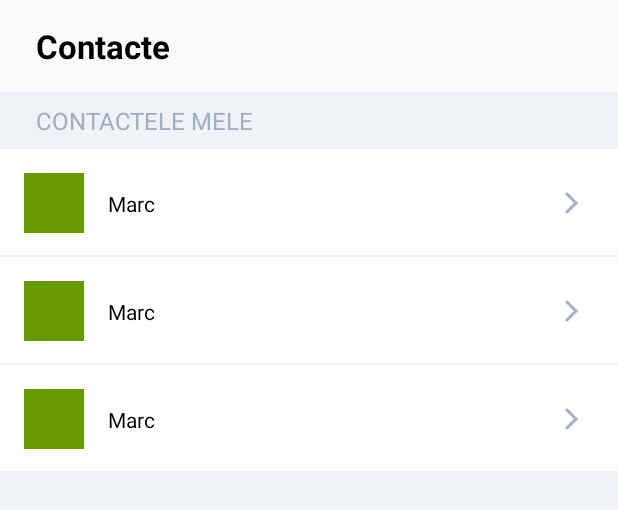
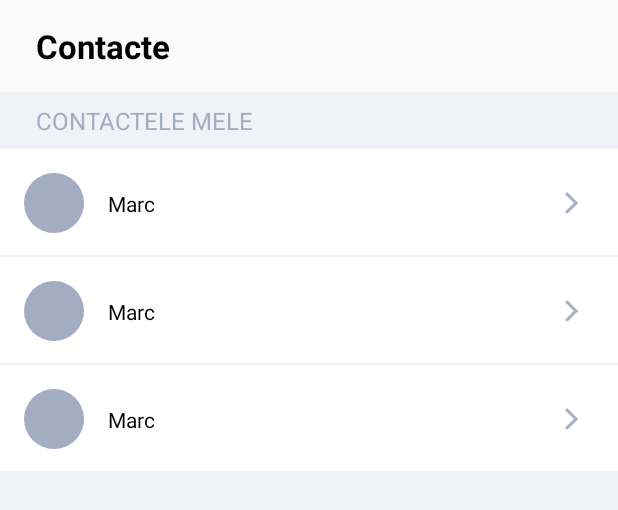
Before and after one commit to marcgr9/pago-assignment, an Android app: the layout frag_main_home.xml on its own in the app's theme, with its tools: preview values and no code run, on a phone screen of 412 x 824 dp. Shown: the top 510 px of the screen. Run offline under Robolectric (Android 15) with nearby library versions, the phone set to English and light mode, and no system bars; network calls fail.

Commit message:
FEATURE. Home page done

```diff
--- /dev/null
+++ b/app/src/main/res/drawable/frag_main_thumbnail_placeholder.xml
@@ -0,0 +1,8 @@
+<?xml version="1.0" encoding="utf-8"?>
+<shape
+    xmlns:android="http://schemas.android.com/apk/res/android"
+    android:shape="oval">
+
+    <solid android:color="@color/frag_home_list_thumbnail_background" />
+
+</shape>
--- a/app/src/main/res/layout/comp_contact.xml
+++ b/app/src/main/res/layout/comp_contact.xml
@@ -18,13 +18,25 @@
             android:id="@+id/thumbnail"
             android:layout_width="@dimen/view_x5"
             android:layout_height="@dimen/view_x5"
-            android:background="@android:color/holo_green_dark"
+            android:src="@drawable/frag_main_thumbnail_placeholder"
             app:layout_constraintHorizontal_bias="0"
             app:layout_constraintHorizontal_chainStyle="packed"
             app:layout_constraintStart_toStartOf="parent"
             app:layout_constraintEnd_toStartOf="@id/name"
             app:layout_constraintTop_toTopOf="parent"
             app:layout_constraintBottom_toBottomOf="parent" />
+
+        <TextView
+            android:id="@+id/initials"
+            android:layout_width="0dp"
+            android:layout_height="0dp"
+            android:textColor="@android:color/white"
+            android:textStyle="bold"
+            android:gravity="center"
+            app:layout_constraintStart_toStartOf="@id/thumbnail"
+            app:layout_constraintEnd_toEndOf="@id/thumbnail"
+            app:layout_constraintTop_toTopOf="@id/thumbnail"
+            app:layout_constraintBottom_toBottomOf="@id/thumbnail" />
 
         <TextView
             android:id="@+id/name"
--- a/app/src/main/res/values/colors.xml
+++ b/app/src/main/res/values/colors.xml
@@ -2,4 +2,5 @@
 <resources>
     <color name="frag_home_list_background">#eff2f7</color>
     <color name="frag_home_list_header">#a3adc2</color>
+    <color name="frag_home_list_thumbnail_background">#a3adc2</color>
 </resources>
```
Also changed, not shown: app/src/main/java/ro/marc/pago/activity/adapter/ContactsAdapter.kt (+20 -0 lines), app/src/main/java/ro/marc/pago/data/service/Service.kt (line endings or trailing spaces).
